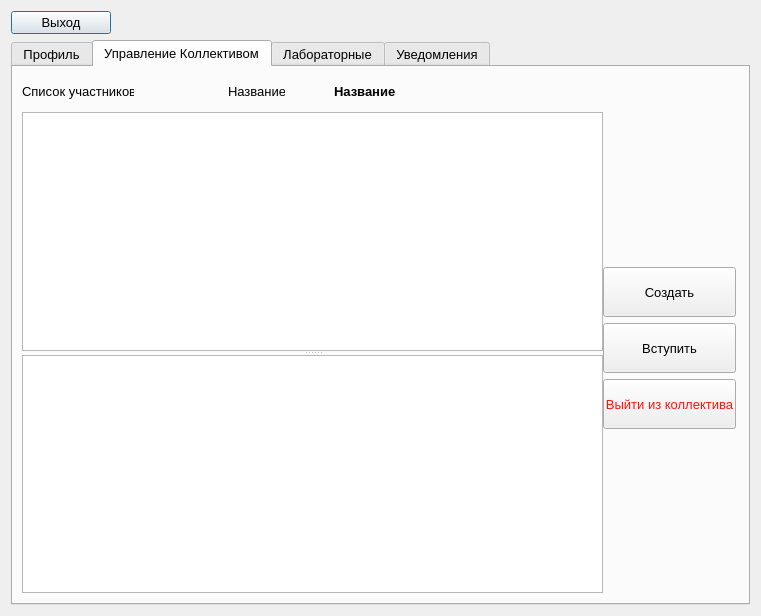
Old version of the form studentdialog.ui in the repository Knigan/DB3.
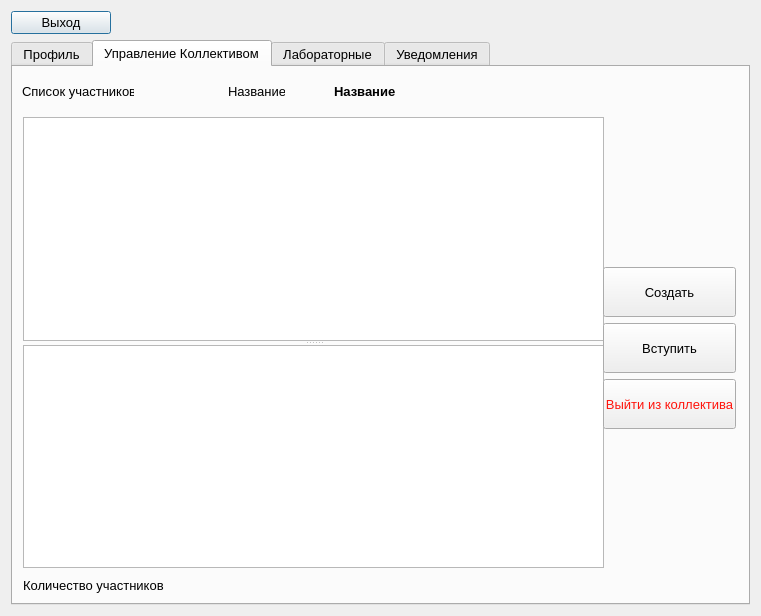
New version of the form.

Diff of the .ui file:
```diff
--- a/studentdialog.ui
+++ b/studentdialog.ui
@@ -259,7 +259,7 @@
         <rect>
          <x>321</x>
          <y>9</y>
-         <width>61</width>
+         <width>181</width>
          <height>30</height>
         </rect>
        </property>
@@ -288,10 +288,10 @@
       <widget class="QSplitter" name="splitter_2">
        <property name="geometry">
         <rect>
-         <x>9</x>
-         <y>45</y>
+         <x>10</x>
+         <y>50</y>
          <width>581</width>
-         <height>481</height>
+         <height>451</height>
         </rect>
        </property>
        <property name="orientation">
@@ -300,7 +300,7 @@
        <widget class="QTableView" name="CollectiveTableView"/>
        <widget class="QTableWidget" name="tableWidget"/>
       </widget>
-      <widget class="QWidget" name="">
+      <widget class="QWidget" name="layoutWidget">
        <property name="geometry">
         <rect>
          <x>590</x>
@@ -377,6 +377,32 @@
         </item>
        </layout>
       </widget>
+      <widget class="QLabel" name="NumberLabel">
+       <property name="geometry">
+        <rect>
+         <x>10</x>
+         <y>510</y>
+         <width>161</width>
+         <height>16</height>
+        </rect>
+       </property>
+       <property name="text">
+        <string>Количество участников</string>
+       </property>
+      </widget>
+      <widget class="QLabel" name="CollectiveNumber">
+       <property name="geometry">
+        <rect>
+         <x>190</x>
+         <y>510</y>
+         <width>151</width>
+         <height>16</height>
+        </rect>
+       </property>
+       <property name="text">
+        <string/>
+       </property>
+      </widget>
      </widget>
      <widget class="QWidget" name="tab_5">
       <attribute name="title">
```
Left out of the diff: 6 changed lines with no effect on the pictures.
